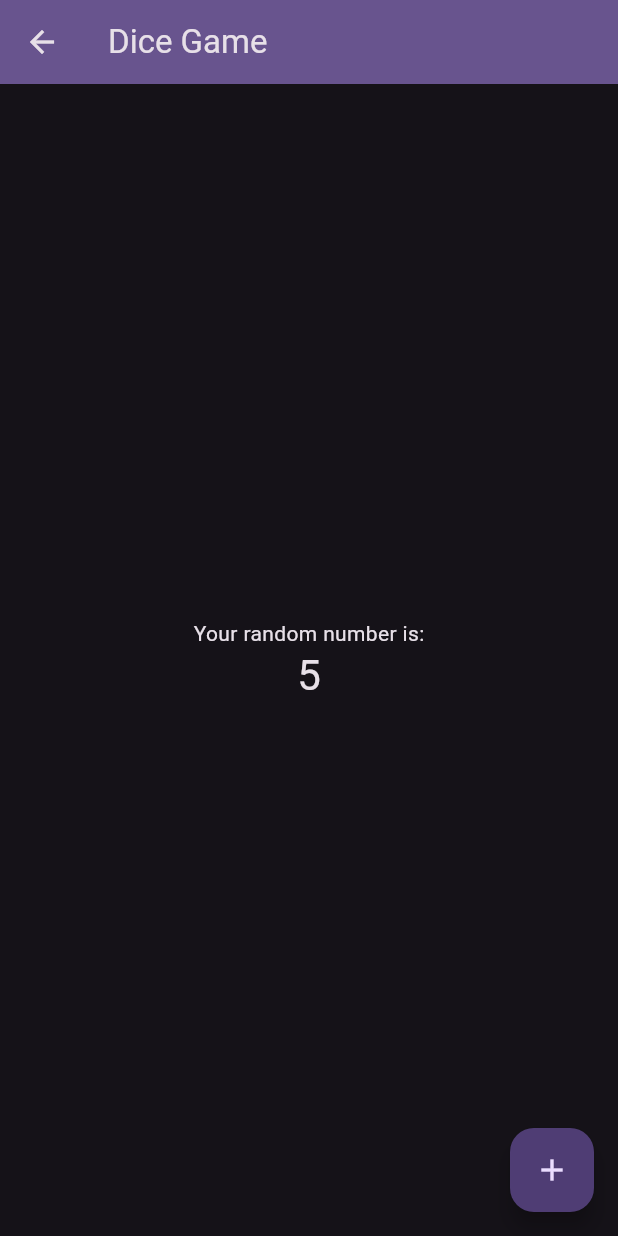
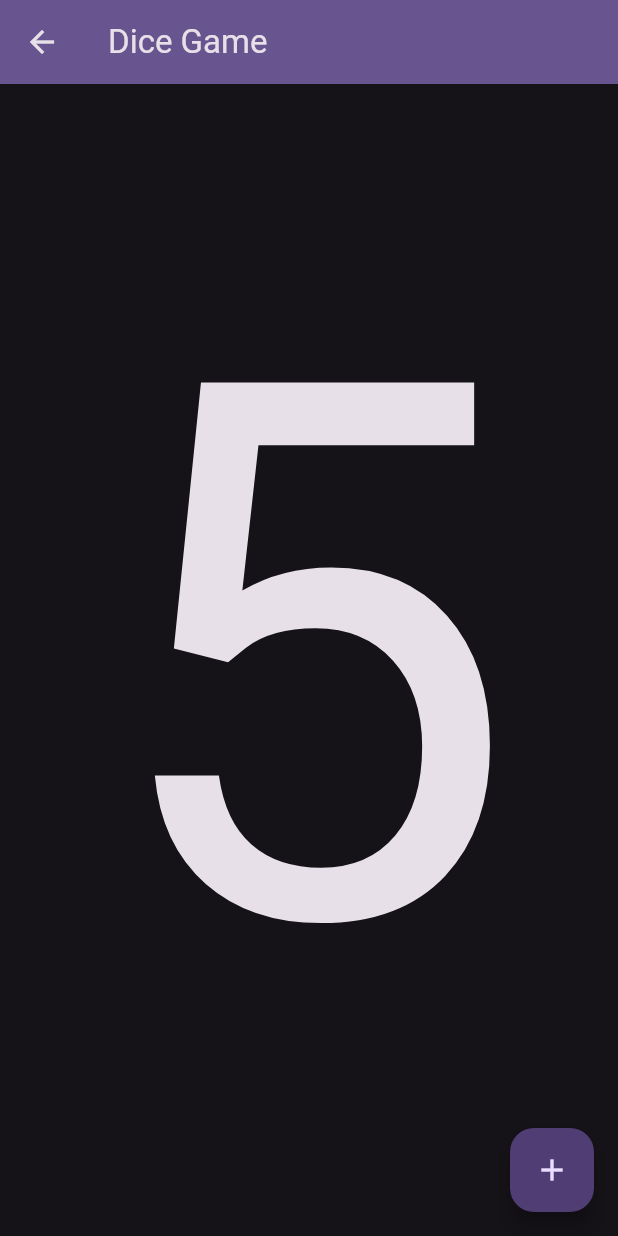
Before and after one commit to Mathematti/party_app, a Flutter app: the DiceGame screen opened directly, on a phone screen of 412 x 824 dp. Run offline on Flutter 3.47's test engine with Material 3 defaults, Android fonts, the phone set to English and light mode, and no system bars; our stand-ins replace vibration; missing offline and left inert: shake_plus.

Commit message:
make text bigger

```diff
--- a/lib/dice_game.dart
+++ b/lib/dice_game.dart
@@ -43,12 +43,9 @@ class _DiceGameState extends State<DiceGame> {
         child: Column(
           mainAxisAlignment: MainAxisAlignment.center,
           children: <Widget>[
-            const Text(
-              'Your random number is:',
-            ),
             Text(
               '$_diceResult',
-              style: Theme.of(context).textTheme.headlineMedium,
+              style: Theme.of(context).textTheme.headlineMedium?.copyWith(fontSize: 500),
             ),
           ],
         ),
```
